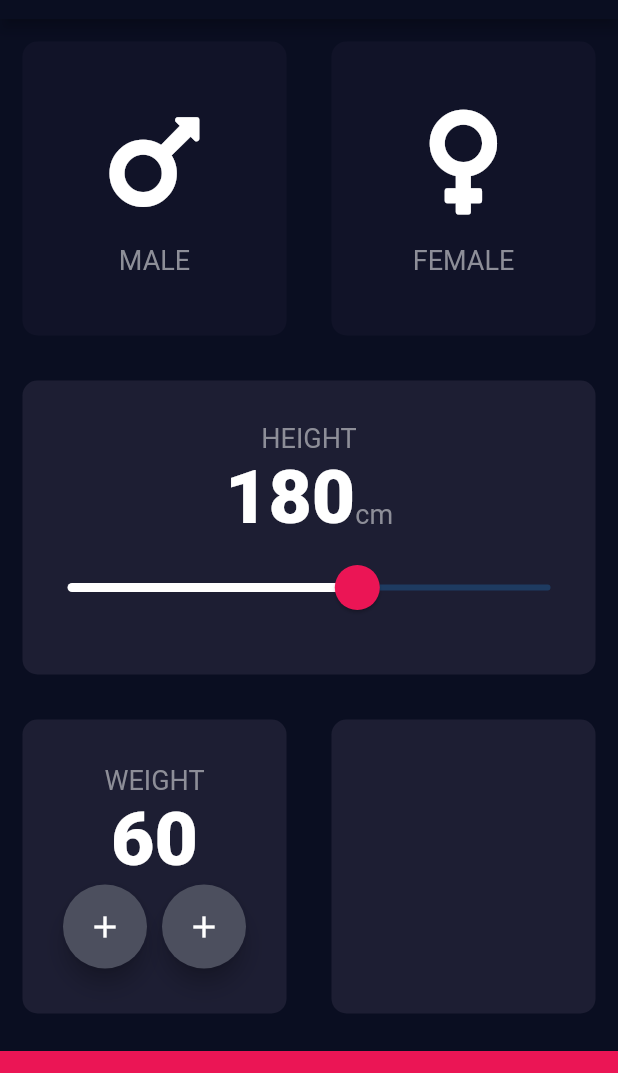
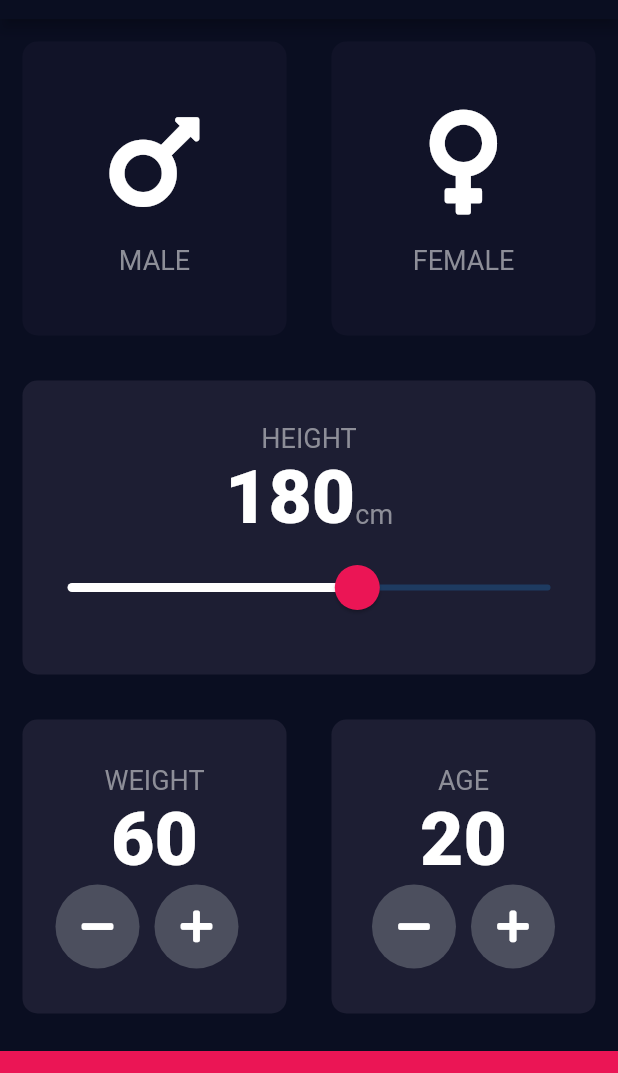
Before and after one commit to HeshanWeerasooriya/BMI-Calculator, a Flutter app: the screen it shows after launch, on a phone screen of 412 x 824 dp, the part 65-1138 px from its top. Run offline on Flutter 3.47's test engine with Material 2 defaults, Android fonts, the phone set to English and light mode, and no system bars; our stand-ins replace font_awesome_flutter.

Commit message:
RoundIconButton instead FAB

```diff
--- a/lib/input_page.dart
+++ b/lib/input_page.dart
@@ -21,6 +21,7 @@ class _InputPageState extends State<InputPage> {
   Gender? selectedGender;
   int height = 180;
   int weight = 60;
+  int age = 20;
 
   @override
   Widget build(BuildContext context) {
@@ -137,17 +138,26 @@ class _InputPageState extends State<InputPage> {
                         Row(
                           mainAxisAlignment: MainAxisAlignment.center,
                           children: [
-                            FloatingActionButton(
-                              onPressed: () {},
-                              child: const Icon(Icons.add),
-                              backgroundColor: const Color(0xFF4C4F5E),
+                            RoundIconButton(
+                              icon: FontAwesomeIcons.minus,
+                              onPressed: () {
+                                setState(() {
+                                  weight--;
+                                });
+                              },
                             ),
-                            const SizedBox(width: 10.0),
-                            FloatingActionButton(
-                              onPressed: () {},
-                              child: const Icon(Icons.add),
-                              backgroundColor: const Color(0xFF4C4F5E),
+                            const SizedBox(
+                              width: 10.0,
                             ),
+                            RoundIconButton(
+                              icon: FontAwesomeIcons.plus,
+                              onPressed: () {
+                                setState(() {
+                                  weight++;
+                                });
+                              },
+                            ),
+                            SizedBox(width: 10.0),
                           ],
                         )
                       ],
@@ -157,6 +167,43 @@ class _InputPageState extends State<InputPage> {
                 Expanded(
                   child: ReusableCard(
                     colour: kActiveCardColor,
+                    cardChild: Column(
+                      mainAxisAlignment: MainAxisAlignment.center,
+                      children: [
+                        const Text(
+                          'AGE',
+                          style: kLableTextStyle,
+                        ),
+                        Text(
+                          age.toString(),
+                          style: kNumberTextStyle,
+                        ),
+                        Row(
+                          mainAxisAlignment: MainAxisAlignment.center,
+                          children: [
+                            RoundIconButton(
+                              icon: FontAwesomeIcons.minus,
+                              onPressed: () {
+                                setState(() {
+                                  age--;
+                                });
+                              },
+                            ),
+                            const SizedBox(
+                              width: 10.0,
+                            ),
+                            RoundIconButton(
+                              icon: FontAwesomeIcons.plus,
+                              onPressed: () {
+                                setState(() {
+                                  age++;
+                                });
+                              },
+                            )
+                          ],
+                        )
+                      ],
+                    ),
                   ),
                 ),
               ],
@@ -175,13 +222,26 @@ class _InputPageState extends State<InputPage> {
 }
 
 class RoundIconButton extends StatelessWidget {
-  const RoundIconButton({Key? key}) : super(key: key);
+  const RoundIconButton({Key? key, this.icon, this.onPressed})
+      : super(key: key);
+
+  final IconData? icon;
+  final Function()? onPressed;
 
   @override
   Widget build(BuildContext context) {
     return RawMaterialButton(
-      onPressed: () {},
-      shape: CircleBorder(),
+      child: Icon(
+        icon,
+        color: Colors.white,
+      ),
+      elevation: 0.0,
+      constraints: const BoxConstraints.tightFor(
+        width: 56.0,
+        height: 56.0,
+      ),
+      onPressed: onPressed,
+      shape: const CircleBorder(),
       fillColor: const Color(0xFF4C4F5E),
     );
   }
```
